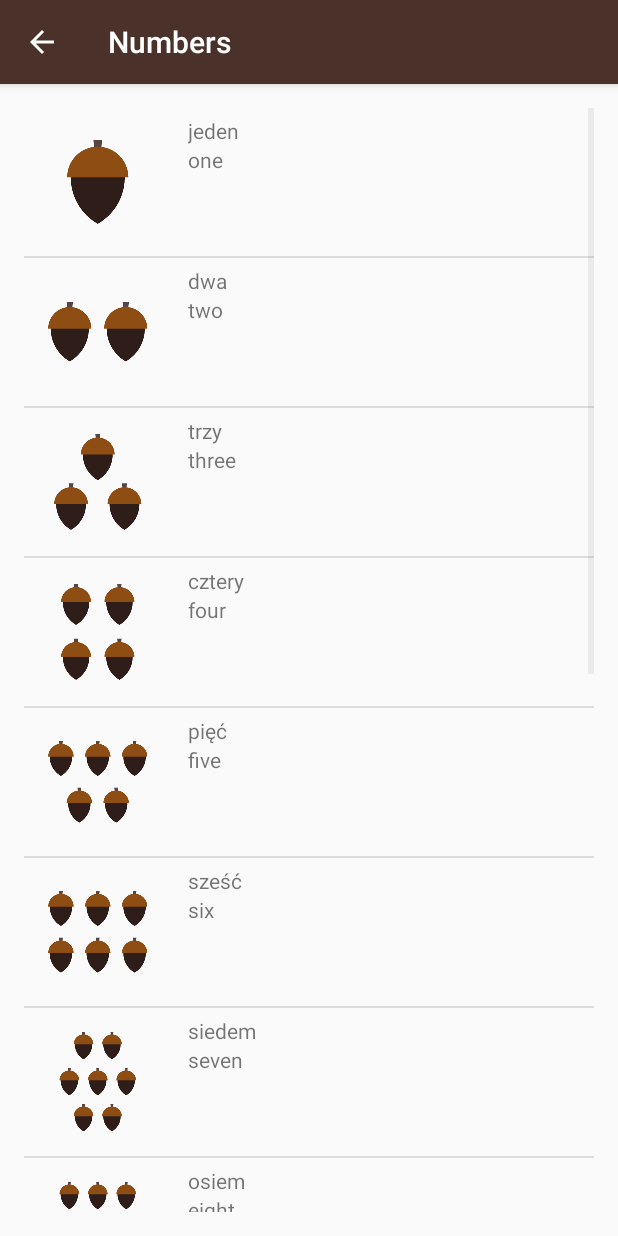
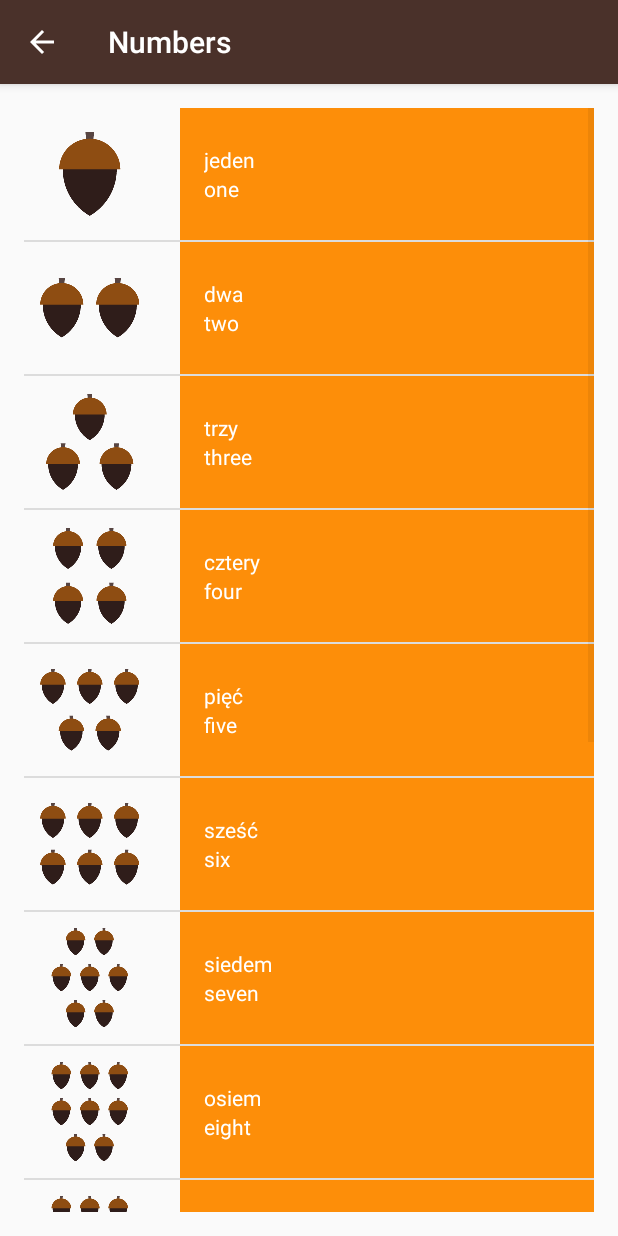
Before and after one commit to garrod/Miwok, an Android app: the NumbersActivity screen opened directly, with no data from a screen before it, on a phone screen of 412 x 824 dp. Run offline under Robolectric (Android 15) with nearby library versions, the phone set to English and light mode, and no system bars.

Commit message:
dodanie grafik, ostylowanie list, dodanie pliku muzycznego - nie dziala

```diff
--- a/app/src/main/java/com/example/android/miwok/ColorsActivity.java
+++ b/app/src/main/java/com/example/android/miwok/ColorsActivity.java
@@ -11,7 +11,7 @@ public class ColorsActivity extends AppCompatActivity {
         super.onCreate(savedInstanceState);
         setContentView(R.layout.word_list);
 
-        WordAdapter itemsAdapter = new WordAdapter(this, DataSource.getColorList());
+        WordAdapter itemsAdapter = new WordAdapter(this, DataSource.getColorList(),R.color.category_colors);
         ListView listView = (ListView) findViewById(R.id.list);
         listView.setAdapter(itemsAdapter);
     }
--- a/app/src/main/java/com/example/android/miwok/FamilyActivity.java
+++ b/app/src/main/java/com/example/android/miwok/FamilyActivity.java
@@ -11,7 +11,7 @@ public class FamilyActivity extends AppCompatActivity {
         super.onCreate(savedInstanceState);
         setContentView(R.layout.word_list);
 
-        WordAdapter itemsAdapter = new WordAdapter(this, DataSource.getFamilyList());
+        WordAdapter itemsAdapter = new WordAdapter(this, DataSource.getFamilyList(), R.color.category_family);
         ListView listView = (ListView) findViewById(R.id.list);
         listView.setAdapter(itemsAdapter);
     }
--- a/app/src/main/java/com/example/android/miwok/NumbersActivity.java
+++ b/app/src/main/java/com/example/android/miwok/NumbersActivity.java
@@ -1,18 +1,45 @@
 package com.example.android.miwok;
 
+import android.media.MediaPlayer;
 import android.support.v7.app.AppCompatActivity;
 import android.os.Bundle;
+import android.util.Log;
+import android.view.View;
+import android.widget.AdapterView;
 import android.widget.ListView;
+import android.widget.Toast;
 
 public class NumbersActivity extends AppCompatActivity {
+
+    public MediaPlayer mMediaPlayer;
 
     @Override
     protected void onCreate(Bundle savedInstanceState) {
         super.onCreate(savedInstanceState);
         setContentView(R.layout.word_list);
 
-        WordAdapter itemsAdapter = new WordAdapter(this, DataSource.getNumberList());
+        WordAdapter itemsAdapter = new WordAdapter(this, DataSource.getNumberList(), R.color.category_numbers);
         ListView listView = (ListView) findViewById(R.id.list);
         listView.setAdapter(itemsAdapter);
+        Log.v("log","wchodzi tutaj");
+
+        listView.setOnItemClickListener(new AdapterView.OnItemClickListener() {
+            @Override
+            public void onItemClick(AdapterView<?> parent, View view, int position, long id) {
+                Toast.makeText(NumbersActivity.this, "List item click", Toast.LENGTH_SHORT).show();
+
+                mMediaPlayer = MediaPlayer.create(NumbersActivity.this, R.raw.number_one);
+                mMediaPlayer.start();
+            }
+        });
+
+//        listView.setOnItemClickListener(new AdapterView.OnItemClickListener() {
+//            @Override
+//            public void onItemClick(AdapterView<?> adapterView, View view, int i, long l) {
+//                mMediaPlayer = MediaPlayer.create(NumbersActivity.this, R.raw.number_one);
+//                mMediaPlayer.start();
+//                Toast.makeText(NumbersActivity.this, "List item click", Toast.LENGTH_SHORT).show();
+//            }
+//        });
     }
 }
--- a/app/src/main/java/com/example/android/miwok/WordAdapter.java
+++ b/app/src/main/java/com/example/android/miwok/WordAdapter.java
@@ -1,6 +1,8 @@
 package com.example.android.miwok;
 
 import android.content.Context;
+import android.support.v4.content.ContextCompat;
+import android.util.Log;
 import android.view.LayoutInflater;
 import android.view.View;
 import android.view.ViewGroup;
@@ -16,8 +18,11 @@ import java.util.ArrayList;
 
 public class WordAdapter extends ArrayAdapter<Word> {
 
-    public WordAdapter(Context context, ArrayList<Word> resource) {
+    private int mColorResourceId;
+
+    public WordAdapter(Context context, ArrayList<Word> resource, int colorResourceId) {
         super(context, 0, resource);
+        mColorResourceId = colorResourceId;
     }
 
     @Override
@@ -47,15 +52,33 @@ public class WordAdapter extends ArrayAdapter<Word> {
         // set this text on the number TextView
         numberTextView.setText(currentAndroidWord.getEnglishWord());
 
-        if(currentAndroidWord.hasSpanish()) {
-            TextView threeTextView = (TextView) listItemView.findViewById(R.id.word_three);
-            threeTextView.setText(currentAndroidWord.getSpanishWord());
+//        TextView threeTextView = (TextView) listItemView.findViewById(R.id.word_three);
+//        if(currentAndroidWord.hasSpanish()) {
+//            Log.v("log","jest hiszpanski");
+//            threeTextView.setText(currentAndroidWord.getSpanishWord());
+//            threeTextView.setVisibility(View.VISIBLE);
+//            nameTextView.setBackgroundColor(ContextCompat.getColor(getContext(),R.color.grid_color_1));
+//            numberTextView.setBackgroundColor(ContextCompat.getColor(getContext(),R.color.grid_color_2));
+//            threeTextView.setBackgroundColor(ContextCompat.getColor(getContext(),R.color.grid_color_3));
+//        }
+//        else {
+//            Log.v("log","nie ma hiszpanskiego");
+//            threeTextView.setVisibility(View.GONE);
+//        }
+
+        ImageView imagesrc = (ImageView) listItemView.findViewById(R.id.image);
+
+        if(currentAndroidWord.hasImage()) {
+            imagesrc.setImageResource(currentAndroidWord.getmImageResourceId());
+            imagesrc.setVisibility(View.VISIBLE);
+        }
+        else {
+            imagesrc.setVisibility(View.GONE);
         }
 
-        if(currentAndroidWord.hasImage()) {
-            ImageView imagesrc = (ImageView) listItemView.findViewById(R.id.image);
-            imagesrc.setImageResource(currentAndroidWord.getmImageResourceId());
-        }
+        View textContainer = listItemView.findViewById(R.id.text_container);
+        int color = ContextCompat.getColor(getContext(),mColorResourceId);
+        textContainer.setBackgroundColor(color);
 
         // Return the whole list item layout (containing 2 TextViews and an ImageView)
         // so that it can be shown in the ListView
--- a/app/src/main/res/layout/list_layout.xml
+++ b/app/src/main/res/layout/list_layout.xml
@@ -2,35 +2,39 @@
 <LinearLayout xmlns:android="http://schemas.android.com/apk/res/android"
     android:orientation="horizontal"
     android:layout_width="match_parent"
-    android:layout_height="match_parent"
-    android:padding="5dp">
+    android:layout_height="match_parent">
 
     <ImageView
-        android:layout_width="wrap_content"
-        android:layout_height="wrap_content"
+        android:layout_width="@dimen/list_item_height"
+        android:layout_height="@dimen/list_item_height"
         android:layout_marginRight="16dp"
         android:id="@+id/image"/>
 
     <LinearLayout
-        android:layout_width="wrap_content"
-        android:layout_height="wrap_content"
+        android:layout_width="match_parent"
+        android:layout_height="match_parent"
         android:orientation="vertical"
+        android:gravity="center_vertical"
+        android:paddingLeft="16dp"
         android:id="@+id/text_container">
 
         <TextView
             android:layout_width="match_parent"
             android:layout_height="wrap_content"
+            android:textColor="@color/list_font_color"
             android:id="@+id/word_one"/>
 
         <TextView
             android:layout_width="match_parent"
             android:layout_height="wrap_content"
+            android:textColor="@color/list_font_color"
             android:id="@+id/word_two"/>
 
-        <TextView
-            android:layout_width="match_parent"
-            android:layout_height="wrap_content"
-            android:id="@+id/word_three"/>
+        <!--<TextView-->
+            <!--android:layout_width="match_parent"-->
+            <!--android:layout_height="wrap_content"-->
+            <!--android:textColor="@color/list_font_color"-->
+            <!--android:id="@+id/word_three"/>-->
 
     </LinearLayout>
 
--- a/app/src/main/res/values/colors.xml
+++ b/app/src/main/res/values/colors.xml
@@ -34,4 +34,12 @@
 
     <!-- Background color for the phrases category -->
     <color name="category_phrases">#16AFCA</color>
+
+    <!-- text color for all list-->
+    <color name="list_font_color">#ffffff</color>
+
+    <!-- kolory do grida-->
+    <color name="grid_color_1">#e2e2e2</color>
+    <color name="grid_color_2">#a9a9a9</color>
+    <color name="grid_color_3">#c3c3c3</color>
 </resources>
```
Also changed, not shown: app/src/main/java/com/example/android/miwok/DataSource.java (+0 -12 lines).
